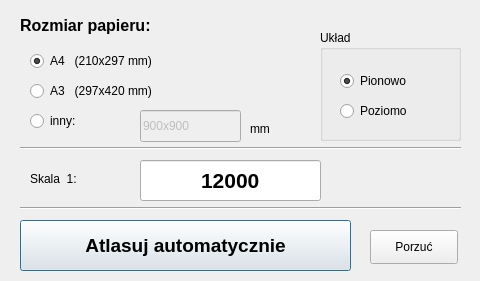
Marcus-LAS-R/LASR, file skrypty/ui/ui_atlasuj_auto.ui: the form before one commit.
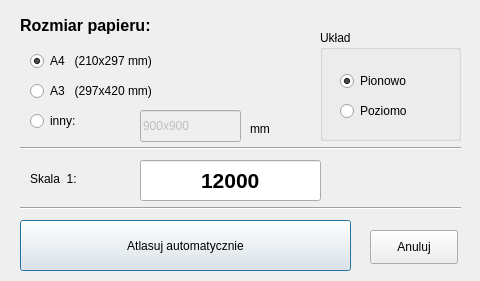
The form after the commit.

What changed in the file:
```diff
--- a/skrypty/ui/ui_atlasuj_auto.ui
+++ b/skrypty/ui/ui_atlasuj_auto.ui
@@ -136,9 +136,6 @@
    </property>
    <property name="font">
     <font>
-     <pointsize>14</pointsize>
-     <weight>75</weight>
-     <bold>true</bold>
     </font>
    </property>
    <property name="text">
@@ -155,7 +152,7 @@
     </rect>
    </property>
    <property name="text">
-    <string>Porzuć</string>
+    <string>Anuluj</string>
    </property>
   </widget>
   <widget class="QGroupBox" name="groupBox">
```
